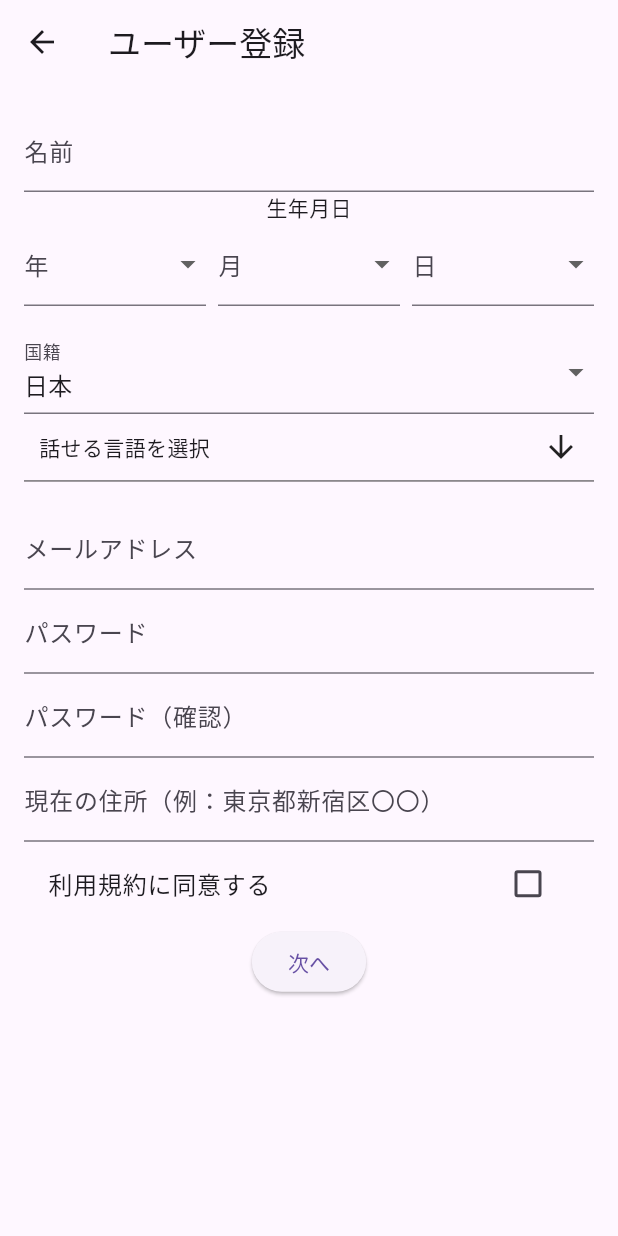
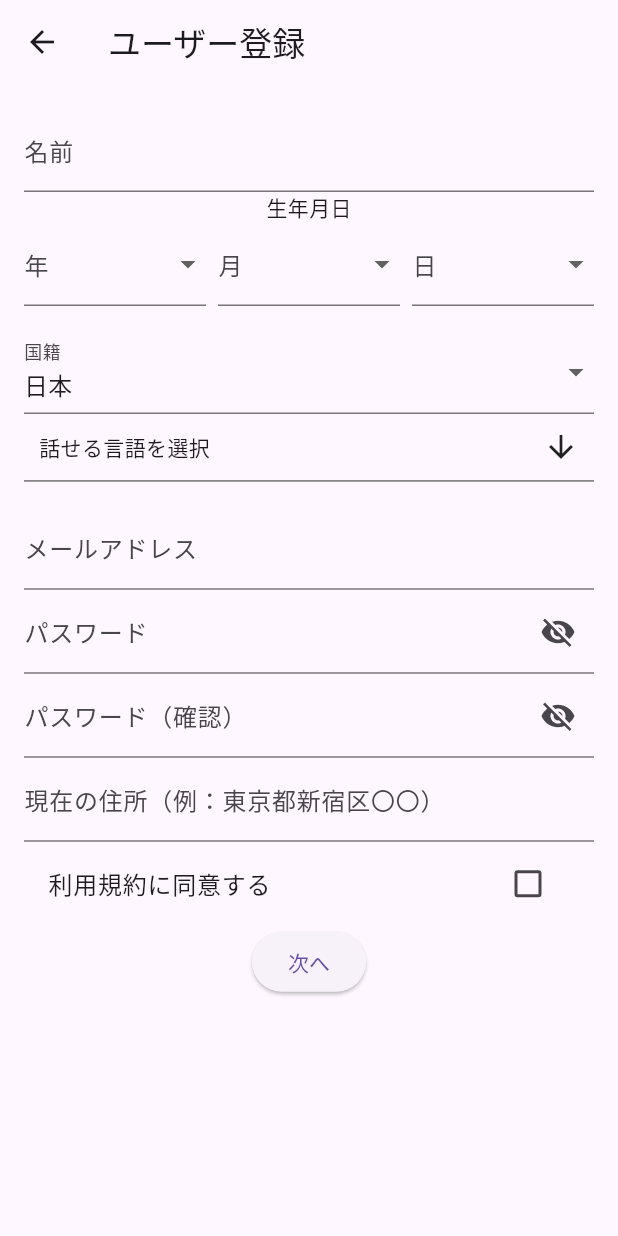
Before and after one commit to fumiya0527/ffh, a Flutter app: the UserRegistrationScreen screen opened directly, on a phone screen of 412 x 824 dp. Run offline on Flutter 3.47's test engine with Material 3 defaults, Android fonts, the phone set to English and light mode, and no system bars; drawn by our look-alikes of multi_select_flutter.

Commit message:
パスワード見える化

```diff
--- a/ffh_sdj/lib/user_regist.dart
+++ b/ffh_sdj/lib/user_regist.dart
@@ -24,6 +24,8 @@
   List<String> _desiredAreaCategory = [];
   List<String> _desiredConditions = [];
   bool _agreeToTerms = false;
+  bool _obscurePassword = true;
+  bool _obscureConfirmPassword = true;
 
   final List<String> nationalities = [
     '日本', 'アメリカ', 'イギリス', 'カナダ', 'オーストラリア', '中国', '韓国',
@@ -179,14 +181,38 @@
                 validator: (val) => !val!.contains('@') ? '正しいメール形式で' : null,
               ),
               TextFormField(
-                obscureText: true,
-                decoration: InputDecoration(labelText: 'パスワード'),
+                decoration: InputDecoration(
+                  labelText: 'パスワード',
+                  suffixIcon: IconButton(
+                    icon: Icon(
+                      _obscurePassword ? Icons.visibility_off : Icons.visibility,
+                    ),
+                    onPressed: () {
+                      setState(() {
+                        _obscurePassword = !_obscurePassword;
+                      });
+                    },
+                  ),
+                ),
+                obscureText: _obscurePassword,
                 onChanged: (val) => _password = val,
                 validator: (val) => val!.length < 6 ? '6文字以上必要です' : null,
               ),
               TextFormField(
-                obscureText: true,
-                decoration: InputDecoration(labelText: 'パスワード（確認）'),
+                decoration: InputDecoration(
+                  labelText: 'パスワード（確認）',
+                  suffixIcon: IconButton(
+                    icon: Icon(
+                      _obscureConfirmPassword ? Icons.visibility_off : Icons.visibility,
+                    ),
+                    onPressed: () {
+                      setState(() {
+                        _obscureConfirmPassword = !_obscureConfirmPassword;
+                      });
+                    },
+                  ),
+                ),
+                obscureText: _obscureConfirmPassword,
                 onChanged: (val) => _confirmPassword = val,
                 validator: (val) =>
                     val != _password ? 'パスワードが一致しません' : null,
```
